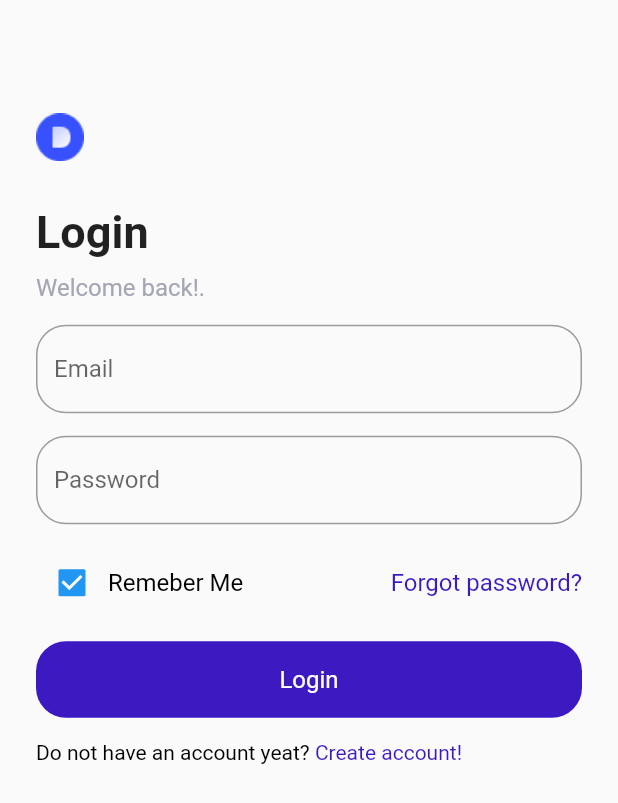
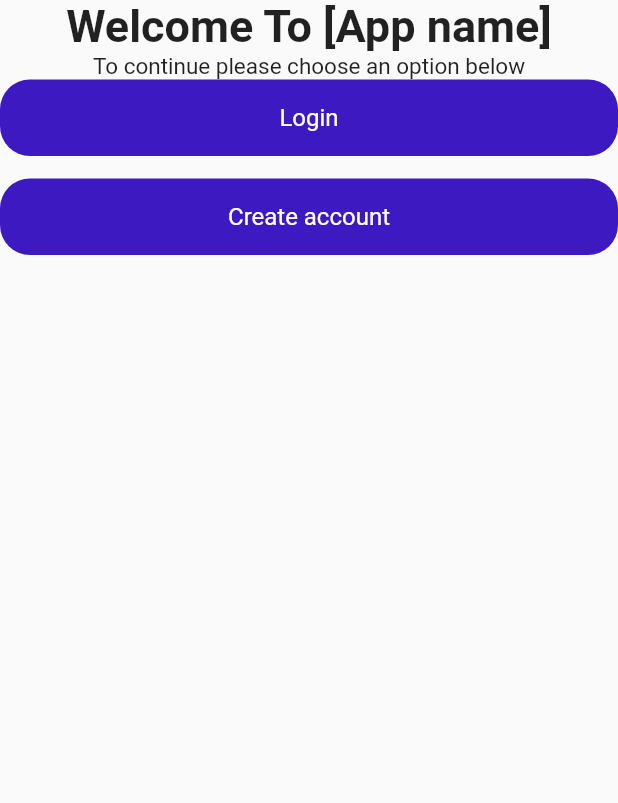
Before and after one commit to Ashcrafter55/NEX-App, a Flutter app: the screen it shows after launch, on a phone screen of 412 x 824 dp. Shown: the top 803 px of the screen. Run offline on Flutter 3.47's test engine with Material 2 defaults, Android fonts, the phone set to English and light mode, and no system bars; our stand-ins replace get.

Commit message:
Added Startup page and login page

```diff
--- a/lib/main.dart
+++ b/lib/main.dart
@@ -1,5 +1,5 @@
 import 'package:flutter/material.dart';
-import 'package:flutter_template_project/screens/login/login.dart';
+import 'package:flutter_template_project/screens/login/Start.dart';
 import 'package:get/get.dart';
 
 void main() {
@@ -17,7 +17,7 @@ class MyApp extends StatelessWidget {
 
         primarySwatch: Colors.blue,
       ),
-      home: LoginScreen(),
+      home: StartScreen(),
     );
   }
 }
--- a/lib/screens/buyerHome/home.dart
+++ b/lib/screens/buyerHome/home.dart
@@ -1,6 +1,6 @@
 import 'package:flutter/material.dart';
 import 'package:flutter_template_project/helpers/style.dart';
-import 'package:flutter_template_project/screens/login/login.dart';
+import 'package:flutter_template_project/screens/login/Start.dart';
 import 'package:flutter_template_project/widgets/custom_text.dart';
 import 'package:get/get.dart';
 
@@ -34,7 +34,7 @@ class HomeScreen extends StatelessWidget {
                   leading: Icon(Icons.exit_to_app),
                   title: CustomText(text: "Log out",),
                   onTap: (){
-                    Get.offAll(LoginScreen());
+                    Get.offAll(StartScreen());
                   },
                 )
               ],
--- /dev/null
+++ b/lib/screens/login/Start.dart
@@ -0,0 +1,52 @@
+import 'package:flutter/material.dart';
+import 'package:flutter_template_project/helpers/style.dart';
+import 'package:flutter_template_project/screens/buyerHome/home.dart';
+import 'package:flutter_template_project/screens/registration/registration.dart';
+import 'package:flutter_template_project/screens/login/login.dart';
+import 'package:flutter_template_project/widgets/custom_button.dart';
+import 'package:flutter_template_project/widgets/custom_text.dart';
+import 'package:get/get.dart';
+
+class StartScreen extends StatelessWidget {
+  const StartScreen({ Key key }) : super(key: key);
+
+Widget build(BuildContext context) {
+    double _width = MediaQuery.of(context).size.width;
+    return Scaffold(
+      body: Container(
+          child: ListView(
+            children: [
+              Center(
+                child:
+                  Text("Welcome To [App name]",
+                      style: TextStyle(
+                          fontSize: 30, fontWeight: FontWeight.bold)),
+              ),
+              Center(
+                child:
+                Text("To continue please choose an option below",
+                    style: TextStyle(
+                        fontSize: 15)),
+              ),
+              CustomButton(
+                onTap: (){
+                  Get.offAll(LoginScreen());
+                },
+                title: "Login",
+              ),
+
+               SizedBox(
+                height: 15,
+              ),
+              CustomButton(
+                onTap: (){
+                  Get.offAll(HomeScreen());
+                },
+                title: "Create account",
+              ),
+            ],
+          ),
+        ),
+    );
+  }
+}
--- a/lib/screens/login/login.dart
+++ b/lib/screens/login/login.dart
@@ -13,39 +13,22 @@ Widget build(BuildContext context) {
     double _width = MediaQuery.of(context).size.width;
     return Scaffold(
       body: Container(
-          padding: EdgeInsets.all(24),
         child: ListView(
           children: [
-              SizedBox(height: _width / 8,),
-              Row(
-                children: [
-                  Padding(
-                    padding: const EdgeInsets.only(right: 12),
-                    child: Image.asset("assets/icons/logo.png"),
-                  ),
-                  Expanded(child: Container()),
-                ],
-              ),
-              SizedBox(
-                height: 30,
-              ),
-              Row(
-                children: [
+            Center(
+              child:
               Text("Login",
                   style: TextStyle(
                       fontSize: 30, fontWeight: FontWeight.bold)),
-                ],
+            ),
+            Center(
+              child:
+              Text("To continue please choose an option below",
+                  style: TextStyle(
+                      fontSize: 15)),
             ),
             SizedBox(
               height: 10,
-              ),
-              Row(
-                children: [
-                  CustomText(
-                    text: "Welcome back!.",
-                    color: lightGrey,
-                  ),
-                ],
             ),
             SizedBox(
               height: 15,
@@ -71,22 +54,6 @@ Widget build(BuildContext context) {
             SizedBox(
               height: 15,
             ),
-              Row(
-                mainAxisAlignment: MainAxisAlignment.spaceBetween,
-                children: [
-                  Row(
-                    children: [
-                      Checkbox(value: true, onChanged: (value){}),
-                      CustomText(text: "Remeber Me",),
-                    ],
-                  ),
-
-                  CustomText(
-                    text: "Forgot password?",
-                    color: active
-                  )
-                ],
-              ),
             SizedBox(
               height: 15,
             ),
@@ -97,23 +64,6 @@ Widget build(BuildContext context) {
               },
               title: "Login",
             ),
-
-               SizedBox(
-                height: 15,
-              ),
-
-              GestureDetector(
-                onTap: (){
-                  Get.offAll(RegistrationScreen());
-                },
-                child: RichText(text: TextSpan(
-                  children: [
-                    TextSpan(text: "Do not have an account yeat? ", style: TextStyle(color: Colors.black)),
-                    TextSpan(text: "Create account! ", style: TextStyle(color: active))
-                  ]
-                )),
-              )
-
           ],
         ),
       ),
--- a/lib/screens/registration/registration.dart
+++ b/lib/screens/registration/registration.dart
@@ -1,7 +1,7 @@
 import 'package:flutter/material.dart';
 import 'package:flutter_template_project/helpers/style.dart';
 import 'package:flutter_template_project/screens/buyerHome/home.dart';
-import 'package:flutter_template_project/screens/login/login.dart';
+import 'package:flutter_template_project/screens/login/Start.dart';
 import 'package:flutter_template_project/widgets/custom_button.dart';
 import 'package:flutter_template_project/widgets/custom_text.dart';
 import 'package:get/get.dart';
@@ -98,7 +98,7 @@ Widget build(BuildContext context) {
 
               GestureDetector(
                 onTap: (){
-                  Get.offAll(LoginScreen());
+                  Get.offAll(StartScreen());
                 },
                 child: RichText(text: TextSpan(
                   children: [
--- a/lib/screens/sellerHome/sellerHome.dart
+++ b/lib/screens/sellerHome/sellerHome.dart
@@ -1,6 +1,6 @@
 import 'package:flutter/material.dart';
 import 'package:flutter_template_project/helpers/style.dart';
-import 'package:flutter_template_project/screens/login/login.dart';
+import 'package:flutter_template_project/screens/login/Start.dart';
 import 'package:flutter_template_project/widgets/custom_text.dart';
 import 'package:get/get.dart';
 
@@ -33,7 +33,7 @@ class SellerHomeScreen extends StatelessWidget {
                 leading: Icon(Icons.exit_to_app),
                 title: CustomText(text: "Log out",),
                 onTap: (){
-                  Get.offAll(LoginScreen());
+                  Get.offAll(StartScreen());
                 },
               )
             ],
```
Lines whose indentation alone changed are shown as unchanged.
